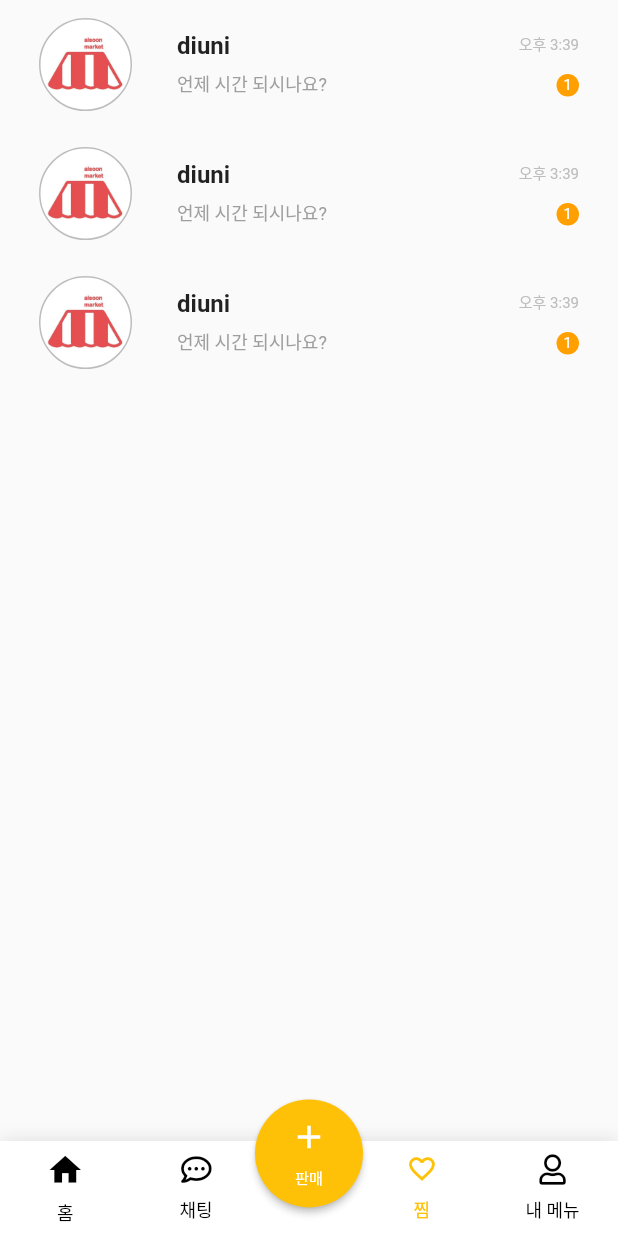
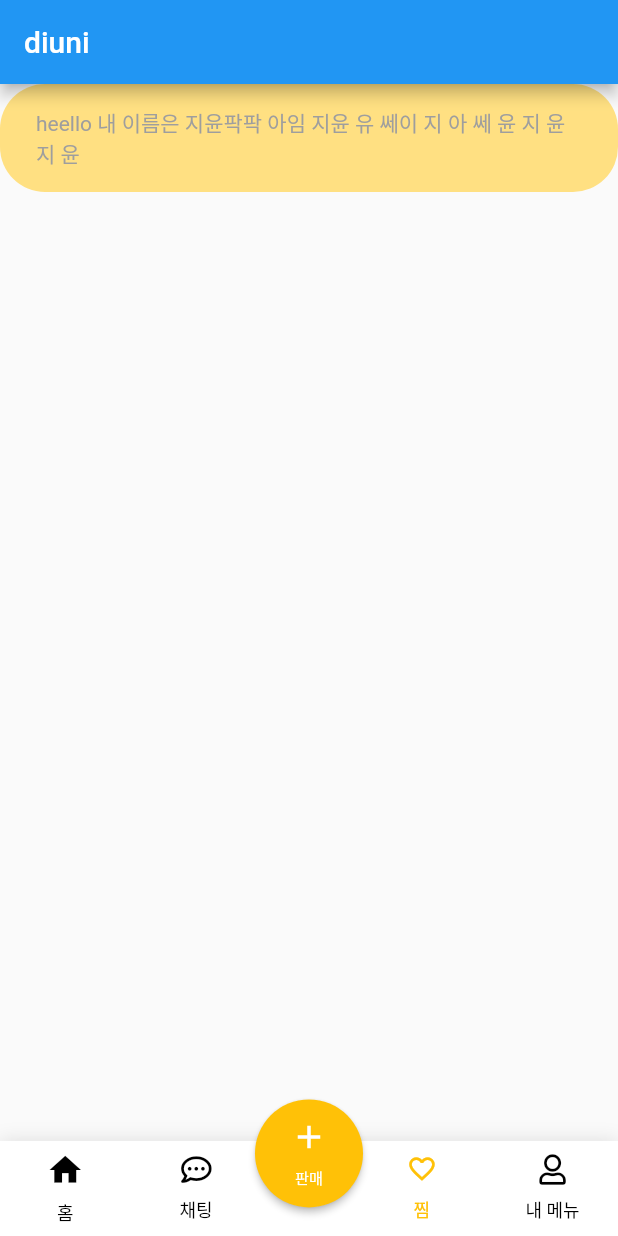
Before and after one commit to beygee/kaimarket, a Flutter app: the DefaultLayout widget shown alone on an empty page, opened directly, swiped to page 3, on a phone screen of 412 x 824 dp. Run offline on Flutter 3.47's test engine with Material 2 defaults, Android fonts, the phone set to English and light mode, and no system bars; our stand-ins replace auto_size_text, carousel_pro, dio, firebase_auth, flutter_spinkit, fluttertoast and 6 more; missing offline and left inert: flutter_facebook_login, flutter_kakao_login, flutter_naver_login; accounts and stored records are empty.

Commit message:
chat view page test

```diff
--- a/frontend/lib/chat/chat_view_page.dart
+++ b/frontend/lib/chat/chat_view_page.dart
@@ -50,7 +50,7 @@ class ChatState extends State<Chat> {
           children: <Widget>[
             new Message(
                         from: 'diuni',
-                        text: '언제 시간되시나요?',
+                        text: 'heello 내 이름은 지윤팍팍 아임 지윤 유 쎄이 지 아 쎄 윤 지 윤 지 윤',
                         me: 'diuni' == 'nebula',
             ),
             Container(
@@ -83,8 +83,8 @@ class ChatState extends State<Chat> {
   // final _message = {text:'안녕하세요', time: '오후 3:35',
   //                   text: '언제 시간 되시나요?', time: '오후 3:36'};
 
-  // final _partnerNameFont = TextStyle(fontSize: 16.0, color: Colors.grey[600]);
-  // final _chatFont = TextStyle(fontSize: 12.0, color: Colors.grey[500]);
+   final _partnerNameFont = TextStyle(fontSize: 20.0, color: Colors.grey[600]);
+ //  final _chatFont = TextStyle(fontSize: 12.0, color: Colors.grey[500]);
   // final _timeFont = TextStyle(fontSize: 10.0, color: Colors.grey[400]);
 
   // final _paddingFormat = EdgeInsets.only(left: 26, top: 12, bottom: 12, right: 26);
@@ -131,6 +131,8 @@ class Message extends StatelessWidget {
 
   final bool me;
 
+  final _chatFont = const TextStyle(fontSize: 14.0, color: Colors.grey);
+
   const Message({Key key,this.from, this.text, this.me}) : super (key: key);
   @override
   Widget build(BuildContext context) {
@@ -140,12 +142,13 @@ class Message extends StatelessWidget {
        children: <Widget>[
          Material(
            color: me ? Colors.white: Colors.amber[200],
-           borderRadius: BorderRadius.circular(20.0),
+           borderRadius: BorderRadius.circular(30.0),
            elevation: 0.0,
            child: Container(
-             padding: EdgeInsets.symmetric(vertical: 20.0, horizontal: 20.0),
+             padding: EdgeInsets.symmetric(vertical: 15.0, horizontal: 24.0),
              child: Text(
                text,
+               style: _chatFont,
              ),
            ),
          )
--- a/frontend/lib/layout/default.dart
+++ b/frontend/lib/layout/default.dart
@@ -2,7 +2,7 @@ import 'package:flutter/material.dart';
 import 'package:week_3/home/home_page.dart';
 import 'package:week_3/layout/sell_overlay.dart';
 import 'package:week_3/utils/utils.dart';
-import 'package:week_3/chat/chat_page.dart';
+import 'package:week_3/chat/chat_view_page.dart';
 import 'package:font_awesome_flutter/font_awesome_flutter.dart';
 import 'package:week_3/my/my_page.dart';
 import 'package:week_3/layout/tab_button.dart';
@@ -95,7 +95,7 @@ class _DefaultLayoutState extends State<DefaultLayout>
             case 1:
               return Container();
             case 2:
-              return ChatPage();
+              return ChatViewPage();
             case 3:
               return MyPage();
           }
```
